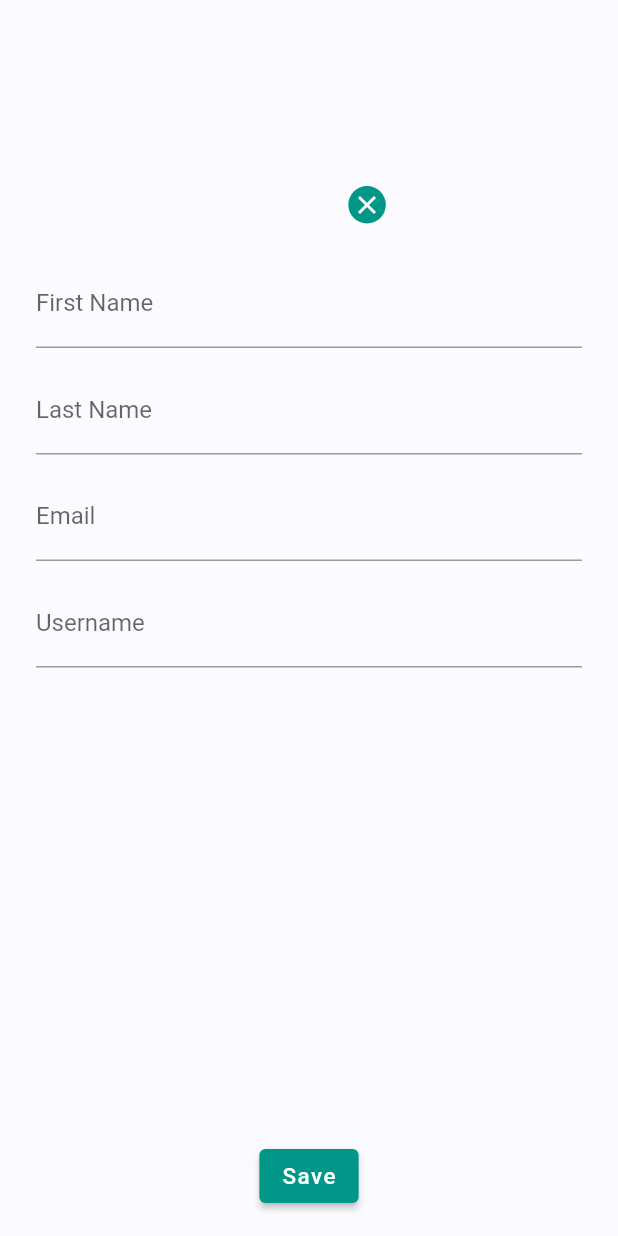
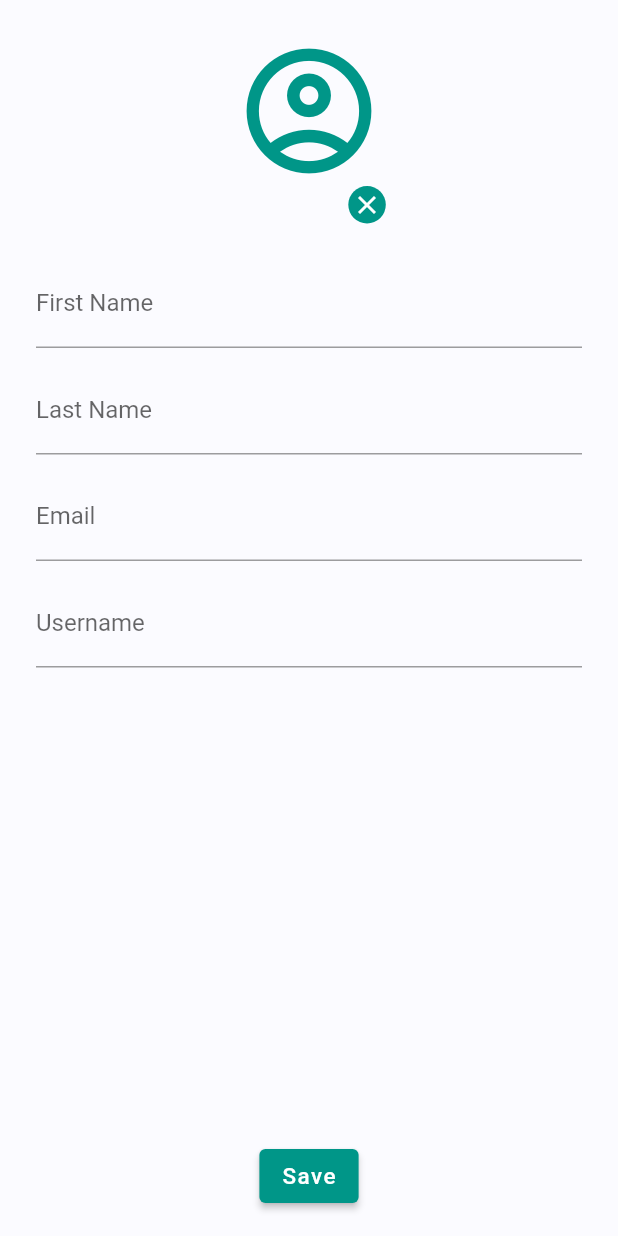
Before and after one commit to Fitcentive/flutter_app, a Flutter app: the AccountDetailsView screen opened directly, on a phone screen of 412 x 824 dp. Run offline on Flutter 3.47's test engine with Material 2 defaults, Android fonts, the phone set to English and light mode, and no system bars; our stand-ins replace bloc, equatable, flutter_bloc, flutter_secure_storage, formz, google_fonts and 1 more; missing offline and left inert: flutter_appauth; accounts and stored records are empty.

Commit message:
- Fully reactive working v1 profile info page

```diff
--- a/lib/src/models/user.dart
+++ b/lib/src/models/user.dart
@@ -38,12 +38,12 @@ class User extends Equatable {
       ];
 }
 
-class UpdateUser extends Equatable {
+class UpdateUserPatch extends Equatable {
   final String? username;
   final String? accountStatus;
   final bool? enabled;
 
-  const UpdateUser({this.username, this.accountStatus, this.enabled});
+  const UpdateUserPatch({this.username, this.accountStatus, this.enabled});
 
   @override
   List<Object?> get props => [
@@ -52,3 +52,18 @@ class UpdateUser extends Equatable {
     enabled,
   ];
 }
+
+class UpdateUserPost extends Equatable {
+  final String? username;
+  final String accountStatus;
+  final bool enabled;
+
+  const UpdateUserPost({this.username, required this.accountStatus, required this.enabled});
+
+  @override
+  List<Object?> get props => [
+    username,
+    accountStatus,
+    enabled,
+  ];
+}
--- a/lib/src/views/account_details/account_details_view.dart
+++ b/lib/src/views/account_details/account_details_view.dart
@@ -1,7 +1,9 @@
 import 'package:flutter/material.dart';
 import 'package:flutter_app/src/models/authenticated_user.dart';
 import 'package:flutter_app/src/repos/rest/user_repository.dart';
+import 'package:flutter_app/src/repos/stream/AuthenticatedUserStreamRepository.dart';
 import 'package:flutter_app/src/utils/image_utils.dart';
+import 'package:flutter_app/src/utils/snackbar_utils.dart';
 import 'package:flutter_app/src/views/account_details/bloc/account_details_bloc.dart';
 import 'package:flutter_app/src/views/account_details/bloc/account_details_event.dart';
 import 'package:flutter_app/src/views/account_details/bloc/account_details_state.dart';
@@ -19,6 +21,7 @@ class AccountDetailsView extends StatefulWidget {
               create: (context) => AccountDetailsBloc(
                     userRepository: RepositoryProvider.of<UserRepository>(context),
                     secureStorage: RepositoryProvider.of<FlutterSecureStorage>(context),
+                    authUserStreamRepository: RepositoryProvider.of<AuthenticatedUserStreamRepository>(context),
                   )),
         ],
         child: const AccountDetailsView(),
@@ -58,21 +61,84 @@ class AccountDetailsViewState extends State<AccountDetailsView> {
     _lastNameController.text = user.userProfile?.lastName ?? "";
     _emailController.text = user.user.email;
     _usernameController.text = user.user.username ?? "";
-    _accountDetailsBloc
-        .add(AccountDetailsChanged(firstName: _firstNameController.text, lastName: _lastNameController.text));
+    _accountDetailsBloc.add(AccountDetailsChanged(
+        user: user,
+        firstName: _firstNameController.text,
+        lastName: _lastNameController.text,
+        photoUrl: user.userProfile?.photoUrl));
   }
 
   @override
   Widget build(BuildContext context) {
-    return BlocBuilder<AccountDetailsBloc, AccountDetailsState>(builder: (context, state) {
+    return BlocListener<AuthenticationBloc, AuthenticationState>(
+      listener: (context, state) {
+        if (state is AuthSuccessUserUpdateState) {
+          _fillInUserProfileDetails(state.authenticatedUser);
+        } else if (state is AuthSuccessState) {
+          _fillInUserProfileDetails(state.authenticatedUser);
+        }
+      },
+      child: BlocListener<AccountDetailsBloc, AccountDetailsState>(
+        listener: (context, state) {
+          if (state is AccountDetailsUpdatedSuccessfully) {
+            SnackbarUtils.showSnackBar(context, "Profile updated successfully!");
+            context.read<AccountDetailsBloc>().add(AccountDetailsChanged(
+                user: state.user,
+                firstName: state.firstName.value,
+                lastName: state.lastName.value,
+                photoUrl: state.photoUrl));
+          }
+        },
+        child: BlocBuilder<AccountDetailsBloc, AccountDetailsState>(builder: (context, state) {
           return Scaffold(
-        floatingActionButton: ElevatedButton(
+            floatingActionButton: _saveAccountDetailsButton(state),
+            floatingActionButtonLocation: FloatingActionButtonLocation.centerFloat,
+            body: SingleChildScrollView(
+              child: Column(
+                mainAxisSize: MainAxisSize.min,
+                children: [
+                  _spacer(12),
+                  SizedBox(width: 100, height: 100, child: _userProfileImageView(state)),
+                  _deleteImageCrossButton(state),
+                  _spacer(12),
+                  _fullLengthRowElement(_nameField("First Name", state)),
+                  _spacer(6),
+                  _fullLengthRowElement(_nameField("Last Name", state)),
+                  _spacer(6),
+                  _fullLengthRowElement( _emailWidget()),
+                  _spacer(6),
+                  _fullLengthRowElement(_usernameField()),
+                  _spacer(6),
+                ],
+              ),
+            ),
+          );
+        }),
+      ),
+    );
+  }
+
+  Widget _spacer(double allPadding) => Padding(padding: EdgeInsets.all(allPadding));
+
+  Widget _fullLengthRowElement(Widget child) {
+    return Row(
+      children: [
+        const Padding(padding: EdgeInsets.all(12)),
+        Expanded(child: child),
+        const Padding(padding: EdgeInsets.all(12)),
+      ],
+    );
+  }
+
+  _saveAccountDetailsButton(AccountDetailsState state) {
+    return ElevatedButton(
       style: ButtonStyle(
         backgroundColor: MaterialStateProperty.all<Color>(Colors.teal),
       ),
       onPressed: () async {
         if (state is AccountDetailsModified) {
           _accountDetailsBloc.add(AccountDetailsSaved(
+            user: state.user,
             firstName: state.firstName.value,
             lastName: state.lastName.value,
             photoUrl: state.photoUrl,
@@ -80,27 +146,26 @@ class AccountDetailsViewState extends State<AccountDetailsView> {
         }
       },
       child: const Text("Save", style: TextStyle(fontSize: 15, color: Colors.white)),
-        ),
-        floatingActionButtonLocation: FloatingActionButtonLocation.centerFloat,
-        body: SingleChildScrollView(
-          child: Column(
-            mainAxisSize: MainAxisSize.min,
-            children: [
-              const Padding(padding: EdgeInsets.all(12)),
-              SizedBox(width: 100, height: 100, child: _circleImageView()),
-              GestureDetector(
+    );
+  }
+
+  _deleteImageCrossButton(AccountDetailsState state) {
+    return GestureDetector(
       onTap: () {
-                  print("Yet to implement");
+        if (state is AccountDetailsModified) {
+          _accountDetailsBloc.add(AccountDetailsChanged(
+            user: state.user,
+            firstName: state.firstName.value,
+            lastName: state.lastName.value,
+          ));
+        }
       },
       child: Align(
         alignment: const Alignment(1 / 5, 0),
         child: Container(
           width: 25,
           height: 25,
-                    decoration: const BoxDecoration(
-                        shape: BoxShape.circle,
-                        color: Colors.teal
-                    ),
+          decoration: const BoxDecoration(shape: BoxShape.circle, color: Colors.teal),
           child: const Icon(
             Icons.close,
             color: Colors.white,
@@ -108,45 +173,7 @@ class AccountDetailsViewState extends State<AccountDetailsView> {
           ),
         ),
       ),
-              ),
-              const Padding(padding: EdgeInsets.all(12)),
-              Row(
-                children: [
-                  const Padding(padding: EdgeInsets.all(12)),
-                  Expanded(child: _firstNameWidget("First Name")),
-                  const Padding(padding: EdgeInsets.all(12)),
-                ],
-              ),
-              const Padding(padding: EdgeInsets.all(6)),
-              Row(
-                children: [
-                  const Padding(padding: EdgeInsets.all(12)),
-                  Expanded(child: _firstNameWidget("Last Name")),
-                  const Padding(padding: EdgeInsets.all(12)),
-                ],
-              ),
-              const Padding(padding: EdgeInsets.all(6)),
-              Row(
-                children: [
-                  const Padding(padding: EdgeInsets.all(12)),
-                  Expanded(child: _emailWidget()),
-                  const Padding(padding: EdgeInsets.all(12)),
-                ],
-              ),
-              const Padding(padding: EdgeInsets.all(6)),
-              Row(
-                children: [
-                  const Padding(padding: EdgeInsets.all(12)),
-                  Expanded(child: _usernameWidget()),
-                  const Padding(padding: EdgeInsets.all(12)),
-                ],
-              ),
-              const Padding(padding: EdgeInsets.all(6))
-            ],
-          ),
-        ),
     );
-    });
   }
 
   _emailWidget() {
@@ -158,7 +185,7 @@ class AccountDetailsViewState extends State<AccountDetailsView> {
         decoration: const InputDecoration(labelText: "Email", errorText: null));
   }
 
-  _usernameWidget() {
+  _usernameField() {
     return TextField(
         controller: _usernameController,
         style: const TextStyle(color: Colors.grey),
@@ -167,24 +194,20 @@ class AccountDetailsViewState extends State<AccountDetailsView> {
         decoration: const InputDecoration(labelText: "Username", errorText: null));
   }
 
-  _firstNameWidget(String key) {
-    return BlocBuilder<AccountDetailsBloc, AccountDetailsState>(
-      builder: (context, state) {
+  _nameField(String key, AccountDetailsState state) {
     return TextField(
         controller: key == "First Name" ? _firstNameController : _lastNameController,
         key: Key('accountDetailsForm_${key}_textField'),
         onChanged: (name) {
           if (state is AccountDetailsModified) {
-                print("Updating bloc ");
             context.read<AccountDetailsBloc>().add(AccountDetailsChanged(
+                user: state.user,
                 firstName: key == "First Name" ? name : state.firstName.value,
                 lastName: key == "Last Name" ? name : state.lastName.value,
                 photoUrl: state.photoUrl));
           }
         },
         decoration: _getDecoration(state, key));
-      },
-    );
   }
 
   InputDecoration? _getDecoration(AccountDetailsState state, String key) {
@@ -197,41 +220,37 @@ class AccountDetailsViewState extends State<AccountDetailsView> {
     } else {
       return InputDecoration(labelText: key, errorText: null);
     }
-    return null;
   }
 
-  Widget _circleImageView() {
+  Widget _userProfileImageView(AccountDetailsState state) {
+    String? photoUrlOpt;
+    if (state is AccountDetailsModified) {
+      photoUrlOpt = state.photoUrl;
+    }
     return GestureDetector(
-      onTap: () async {
-        print("No implementation for onTap yet");
-      },
+      onTap: () async {},
       child: Container(
         width: 50,
         height: 50,
         decoration: BoxDecoration(
           shape: BoxShape.circle,
-          image: _getDecorationImage(),
+          image: _getDecorationImage(photoUrlOpt),
         ),
+        child: photoUrlOpt == null
+            ? const Icon(
+                Icons.account_circle_outlined,
+                color: Colors.teal,
+                size: 100,
+              )
+            : null,
       ),
     );
   }
 
-  _getDecorationImage() {
-    final authCurrentState = _authenticationBloc.state;
-    if (authCurrentState is AuthSuccessState) {
-      final photoUrlOpt = authCurrentState.authenticatedUser.userProfile?.photoUrl;
+  _getDecorationImage(String? photoUrlOpt) {
     if (photoUrlOpt != null) {
       return DecorationImage(
           image: NetworkImage("${ImageUtils.imageBaseUrl}/100x100/$photoUrlOpt"), fit: BoxFit.fitHeight);
     }
-    } else if (authCurrentState is AuthSuccessUserUpdateState) {
-      final photoUrlOpt = authCurrentState.authenticatedUser.userProfile?.photoUrl;
-      if (photoUrlOpt != null) {
-        return DecorationImage(
-            image: NetworkImage("${ImageUtils.imageBaseUrl}/100x100/$photoUrlOpt"), fit: BoxFit.fitHeight);
-      }
-    } else {
-      return null;
   }
 }
-}
--- a/lib/src/views/account_details/bloc/account_details_event.dart
+++ b/lib/src/views/account_details/bloc/account_details_event.dart
@@ -1,27 +1,40 @@
 import 'package:equatable/equatable.dart';
+import 'package:flutter_app/src/models/authenticated_user.dart';
 
 abstract class AccountDetailsEvent extends Equatable {
   const AccountDetailsEvent();
 }
 
 class AccountDetailsChanged extends AccountDetailsEvent {
+  final AuthenticatedUser user;
   final String firstName;
   final String lastName;
   final String? photoUrl;
 
-  const AccountDetailsChanged({required this.firstName, required this.lastName, this.photoUrl});
+  const AccountDetailsChanged({
+    required this.user,
+    required this.firstName,
+    required this.lastName,
+    this.photoUrl
+  });
 
   @override
-  List<Object?> get props => [firstName, lastName, photoUrl];
+  List<Object?> get props => [user, firstName, lastName, photoUrl];
 }
 
 class AccountDetailsSaved extends AccountDetailsEvent {
+  final AuthenticatedUser user;
   final String firstName;
   final String lastName;
   final String? photoUrl;
 
-  const AccountDetailsSaved({required this.firstName, required this.lastName, this.photoUrl});
+  const AccountDetailsSaved({
+    required this.user,
+    required this.firstName,
+    required this.lastName,
+    this.photoUrl
+  });
 
   @override
-  List<Object?> get props => [firstName, lastName, photoUrl];
+  List<Object?> get props => [user, firstName, lastName, photoUrl];
 }
--- a/lib/src/views/account_details/bloc/account_details_state.dart
+++ b/lib/src/views/account_details/bloc/account_details_state.dart
@@ -1,4 +1,5 @@
 import 'package:equatable/equatable.dart';
+import 'package:flutter_app/src/models/authenticated_user.dart';
 import 'package:flutter_app/src/models/complete_profile/name.dart';
 import 'package:formz/formz.dart';
 
@@ -19,12 +20,14 @@ class InitialState extends AccountDetailsState {
 }
 
 class AccountDetailsModified extends AccountDetailsState {
+  final AuthenticatedUser user;
   final FormzStatus status;
   final Name firstName;
   final Name lastName;
   final String? photoUrl;
 
   const AccountDetailsModified({
+    required this.user,
     required this.status,
     required this.firstName,
     required this.lastName,
@@ -35,15 +38,35 @@ class AccountDetailsModified extends AccountDetailsState {
     FormzStatus? status,
     Name? firstName,
     Name? lastName,
-    String? photoUrl
+    required String? photoUrl
   }) =>
       AccountDetailsModified(
+          user: user,
           status: status ?? this.status,
           firstName: firstName ?? this.firstName,
           lastName: lastName ?? this.lastName,
-          photoUrl: photoUrl ?? this.photoUrl
+          photoUrl: photoUrl
       );
 
   @override
-  List<Object?> get props => [status, firstName, lastName, photoUrl];
+  List<Object?> get props => [status, firstName, lastName, photoUrl, user];
 }
+
+class AccountDetailsUpdatedSuccessfully extends AccountDetailsState {
+  final AuthenticatedUser user;
+  final FormzStatus status;
+  final Name firstName;
+  final Name lastName;
+  final String? photoUrl;
+
+  const AccountDetailsUpdatedSuccessfully({
+    required this.user,
+    required this.status,
+    required this.firstName,
+    required this.lastName,
+    this.photoUrl
+  });
+
+  @override
+  List<Object?> get props => [status, firstName, lastName, photoUrl, user];
+}
--- a/lib/src/views/complete_profile/bloc/complete_profile_event.dart
+++ b/lib/src/views/complete_profile/bloc/complete_profile_event.dart
@@ -1,6 +1,5 @@
 import 'package:equatable/equatable.dart';
 import 'package:flutter_app/src/models/authenticated_user.dart';
-import 'package:flutter_app/src/models/user.dart';
 
 abstract class CompleteProfileEvent extends Equatable {
   const CompleteProfileEvent();
--- a/lib/src/views/login/bloc/authentication_bloc.dart
+++ b/lib/src/views/login/bloc/authentication_bloc.dart
@@ -56,7 +56,6 @@ class AuthenticationBloc extends Bloc<AuthenticationEvent, AuthenticationState>
       RefreshAccessTokenRequested event,
       Emitter<AuthenticationState> emit
       ) async {
-    print("Attempting to refresh the access token");
     logger.info("Attempting to refresh the access token");
     final accessToken = await secureStorage.read(key: event.user.authTokens.accessTokenSecureStorageKey);
     final refreshToken = await secureStorage.read(key: event.user.authTokens.refreshTokenSecureStorageKey);
@@ -79,7 +78,6 @@ class AuthenticationBloc extends Bloc<AuthenticationEvent, AuthenticationState>
         _setUpRefreshAccessTokenTrigger(newAuthTokens, newAuthenticatedUser);
         emit(AuthSuccessUserUpdateState(authenticatedUser: newAuthenticatedUser));
       } catch (e) {
-        print("Could not retrieve refresh token, possible token expiry. Signing out now. Error: $e");
         logger.warning("Could not retrieve refresh token, possible token expiry. Signing out now");
         add(SignOutEvent(user: event.user));
       }
```
Also changed, not shown: lib/src/repos/rest/user_repository.dart (+56 -2 lines), lib/src/views/account_details/bloc/account_details_bloc.dart (+51 -3 lines), lib/src/views/complete_profile/bloc/complete_profile_bloc.dart (+6 -6 lines), lib/src/views/home/home_page.dart (+53 -32 lines). Lines whose indentation alone changed are shown as unchanged.
